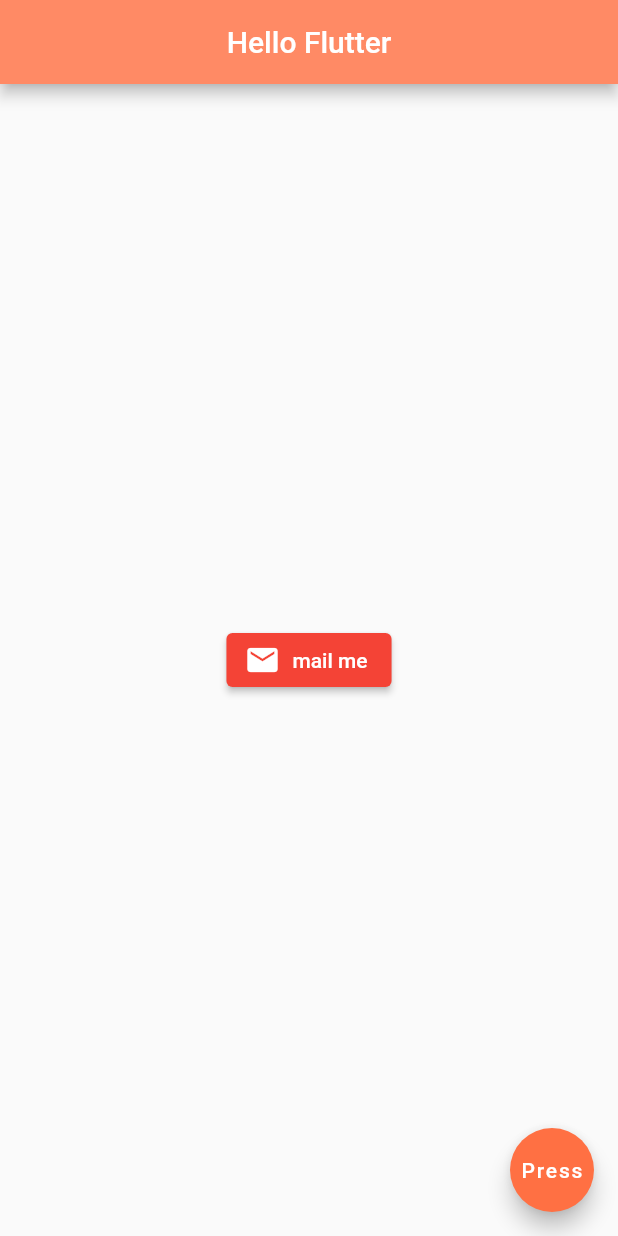
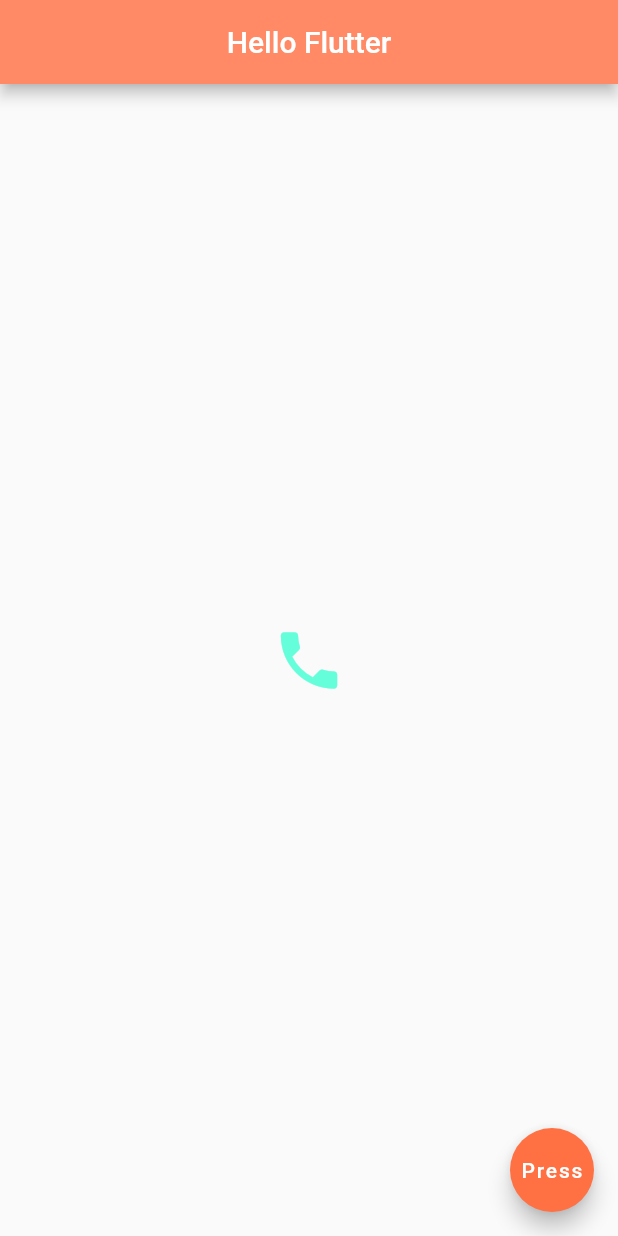
Before and after one commit to ade3l/Hello-Flutter, a Flutter app: the screen it shows after launch, on a phone screen of 412 x 824 dp. Run offline on Flutter 3.47's test engine with Material 2 defaults, Android fonts, the phone set to English and light mode, and no system bars.

Commit message:
Icon Button added

```diff
--- a/lib/main.dart
+++ b/lib/main.dart
@@ -19,20 +19,11 @@ class Home extends StatelessWidget {
         backgroundColor: Colors.deepOrange[300],
       ),
       body:   Center(
-        child: ElevatedButton.icon(
-          onPressed: () {
-            print('clicked');
-          },
-
-          style:
-            ElevatedButton.styleFrom(
-              primary: Colors.red,
-              onPrimary: Colors.white,
-              onSurface: Colors.blue,
-            ),
-          icon: const Icon(Icons.mail),
-          label: const Text("mail me"),
-
+        child: IconButton(
+          icon: const Icon(Icons.phone),
+          onPressed: () {  },
+          color:Colors.tealAccent,
+          iconSize: 50.0,
         ),
       ),
       floatingActionButton: FloatingActionButton(
```
